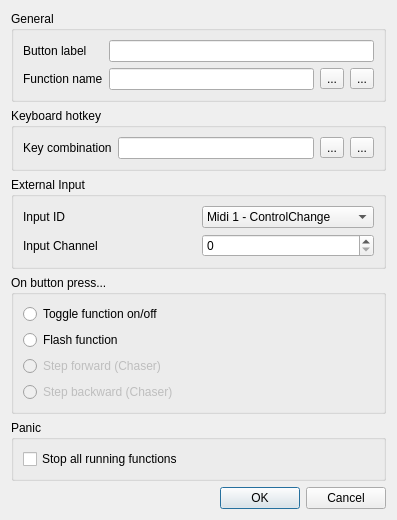
Above: branches/qt4/main/src/vcbuttonproperties.ui from Bondzio/qlc before the change. Below: the same form after it.
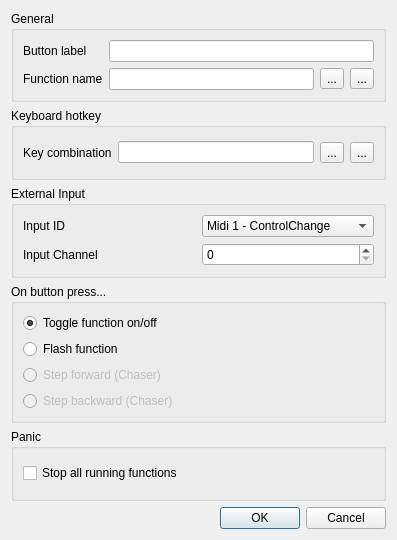
That is the form after the change.

```diff
--- a/branches/qt4/main/src/vcbuttonproperties.ui
+++ b/branches/qt4/main/src/vcbuttonproperties.ui
@@ -6,7 +6,7 @@
     <x>0</x>
     <y>0</y>
     <width>397</width>
-    <height>520</height>
+    <height>540</height>
    </rect>
   </property>
   <property name="windowTitle" >
@@ -143,6 +143,9 @@
         <property name="text" >
          <string>Toggle function on/off</string>
         </property>
+        <property name="checked" >
+         <bool>true</bool>
+        </property>
        </widget>
       </item>
       <item>
@@ -197,7 +200,7 @@
       <enum>Qt::Horizontal</enum>
      </property>
      <property name="standardButtons" >
-      <set>QDialogButtonBox::Cancel|QDialogButtonBox::NoButton|QDialogButtonBox::Ok</set>
+      <set>QDialogButtonBox::Cancel|QDialogButtonBox::Ok</set>
      </property>
     </widget>
    </item>
```
Left out of the diff: 36 changed lines with no effect on the pictures.
